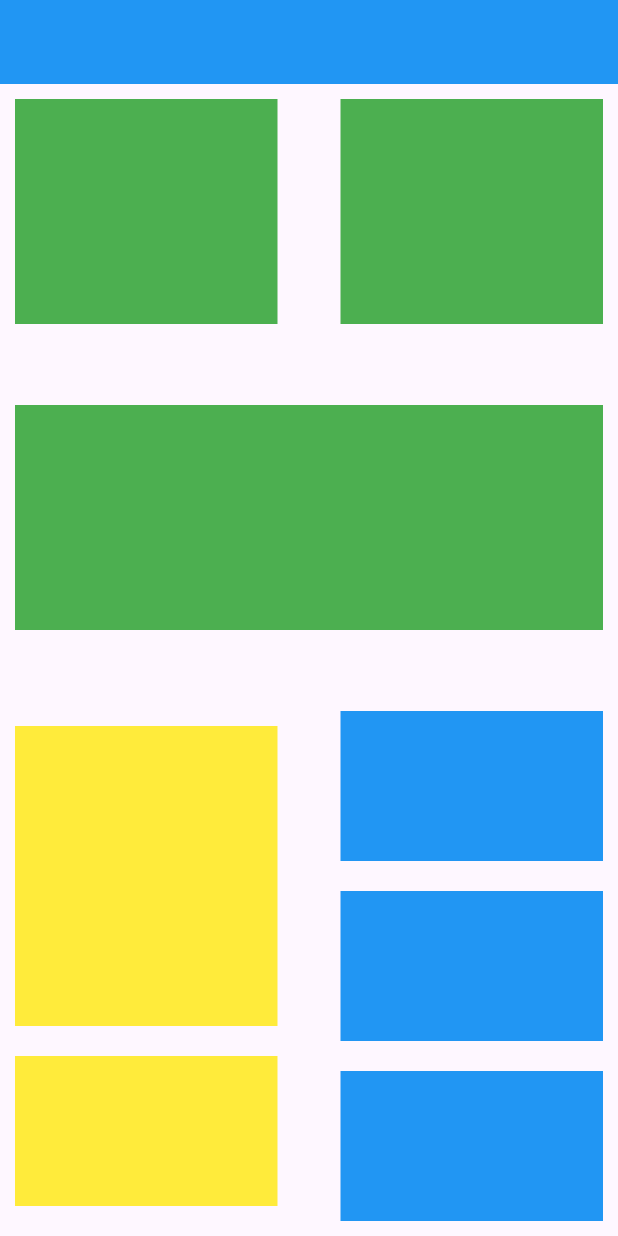
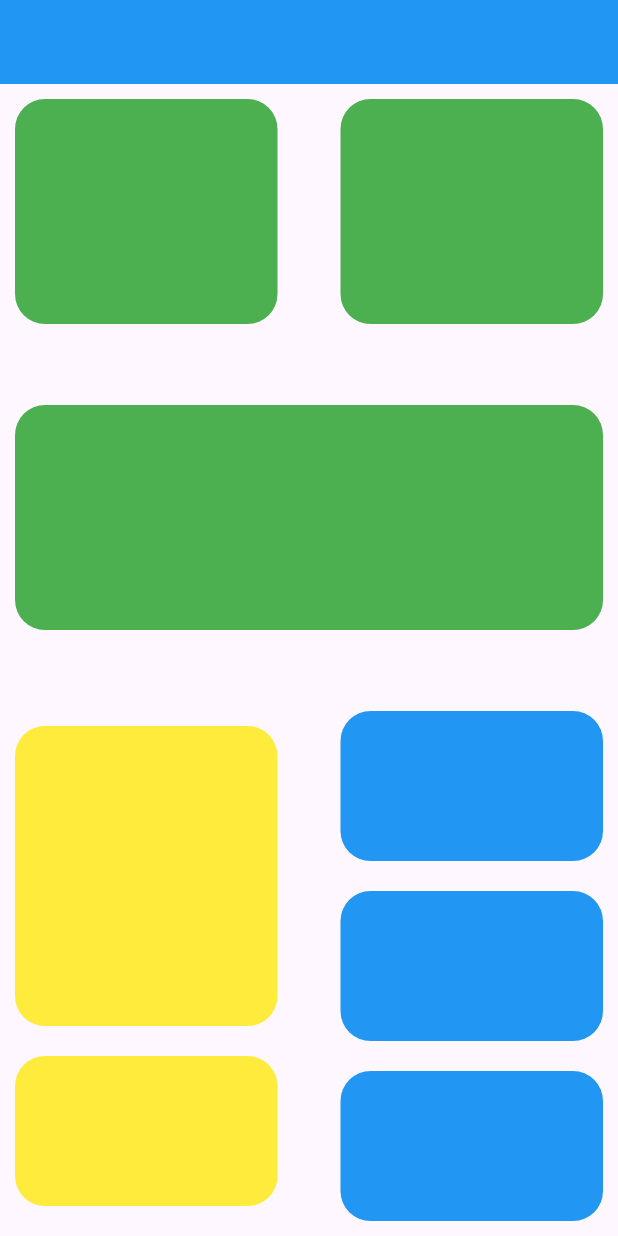
Before and after one commit to DP-Flutter-course/layout-app, a Flutter app: the screen it shows after launch, on a phone screen of 412 x 824 dp. Run offline on Flutter 3.47's test engine with Material 3 defaults, Android fonts, the phone set to English and light mode, and no system bars.

Commit message:
add border radius

```diff
--- a/layout_app/lib/main.dart
+++ b/layout_app/lib/main.dart
@@ -25,12 +25,18 @@ class MyApp extends StatelessWidget {
                 mainAxisAlignment: MainAxisAlignment.spaceBetween,
                 children: [
                   Container(
+                    decoration: BoxDecoration(
+                      borderRadius: BorderRadius.circular(20),
                       color: Colors.green,
+                    ),
                    height: 150,
                     width: 175,
                   ),
                   Container(
+                    decoration: BoxDecoration(
+                      borderRadius: BorderRadius.circular(20),
                       color: Colors.green,
+                    ),
                     height: 150,
                     width: 175,
                   ),
@@ -38,7 +44,10 @@ class MyApp extends StatelessWidget {
               ),
 
               Container(
+                    decoration: BoxDecoration(
+                      borderRadius: BorderRadius.circular(20),
                       color: Colors.green,
+                    ),
                     height: 150,
                     width: double.infinity,
               ),
@@ -50,7 +59,10 @@ class MyApp extends StatelessWidget {
                     mainAxisAlignment: MainAxisAlignment.spaceBetween,
                     children: [
                       Container(
+                            decoration: BoxDecoration(
+                            borderRadius: BorderRadius.circular(20),
                             color: Colors.yellow,
+                            ),
                             height: 200,
                             width: 175,
                       ),
@@ -58,7 +70,10 @@ class MyApp extends StatelessWidget {
                         height: 20,
                       ),
                       Container(
+                            decoration: BoxDecoration(
+                            borderRadius: BorderRadius.circular(20),
                             color: Colors.yellow,
+                            ),
                             height: 100,
                             width: 175,
                       ),
@@ -68,7 +83,10 @@ class MyApp extends StatelessWidget {
                     mainAxisAlignment: MainAxisAlignment.spaceBetween,
                     children: [
                       Container(
+                            decoration: BoxDecoration(
+                              borderRadius: BorderRadius.circular(20),
                               color: Colors.blue,
+                            ),
                             height: 100,
                             width: 175,
                       ),
@@ -76,7 +94,10 @@ class MyApp extends StatelessWidget {
                         height: 20,
                       ),
                       Container(
+                            decoration: BoxDecoration(
+                              borderRadius: BorderRadius.circular(20),
                               color: Colors.blue,
+                            ),
                             height: 100,
                             width: 175,
                       ),
@@ -84,7 +105,10 @@ class MyApp extends StatelessWidget {
                         height: 20,
                       ),
                       Container(
+                            decoration: BoxDecoration(
+                              borderRadius: BorderRadius.circular(20),
                               color: Colors.blue,
+                            ),
                             height: 100,
                             width: 175,
                       ),
```
Lines whose indentation alone changed are shown as unchanged.
